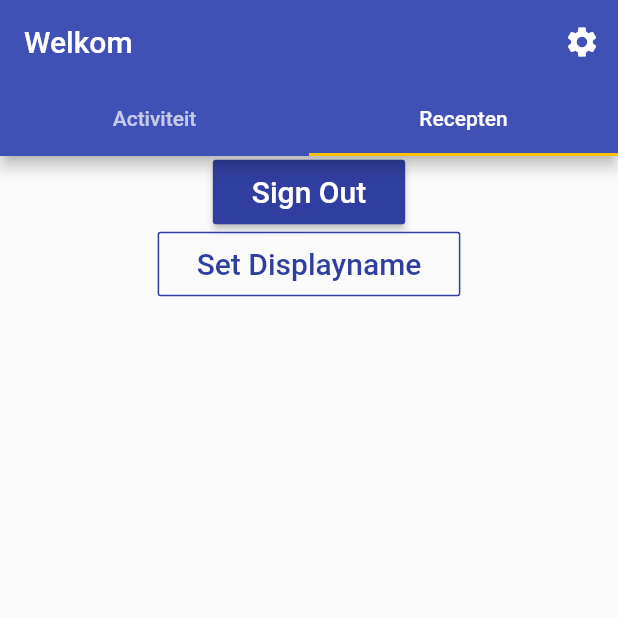
After one commit to BelgianNoise/Flutter-Firebase-Authentication-Demo, a Flutter app: the screen it shows once a user with an empty profile is signed in, tab 2 chosen, on a phone screen of 412 x 824 dp, the top half of it. The commit adds this screen. Run offline on Flutter 3.47's test engine with Material 2 defaults, Android fonts, the phone set to English and light mode, and no system bars; our stand-ins replace email_validator, firebase_auth, font_awesome_flutter; accounts and stored records are empty.

Commit message:
basic pages

```diff
--- a/lib/common/services/auth-service.dart
+++ b/lib/common/services/auth-service.dart
@@ -0,0 +1,36 @@
+import 'package:firebase_auth/firebase_auth.dart';
+
+class AuthService {
+
+  final FirebaseAuth _auth = FirebaseAuth.instance;
+  FirebaseUser _user;
+
+  Stream<FirebaseUser> get user {
+    return _auth.onAuthStateChanged;
+  }
+
+  Future<bool> signInWithEmailAndPassword(String email, String password) async {
+    try{
+      print('Logging in with email: ' + email + ' and password: ' + password);
+      AuthResult res = await _auth.signInWithEmailAndPassword(email: email, password: password);
+      this._user = res.user;
+      print('Succesfully logged in: ' + res.user.toString());
+      return true;
+    } catch (error) {
+      print('Error occured while logging in with email and password:' + error.toString());
+      return null;
+    }
+  }
+
+  Future<bool> signOut() async {
+    try {
+      print('Signing out...');
+      await _auth.signOut();
+      print('Signed out, redirecting to login screen...');
+      return true;
+    } catch (error) {
+      print('An error occured while signing out: ' + error.toString() );
+      return null;
+    }
+  }
+}
--- a/lib/common/validators/login-password.dart
+++ b/lib/common/validators/login-password.dart
@@ -1,3 +1,3 @@
 String loginPassword(String value) {
-  return value.isEmpty ? 'Gelieve een wachtwoord in te geven!' : null;
+  return value.trim().isEmpty ? 'Gelieve een wachtwoord in te geven!' : null;
 }
--- a/lib/common/validators/login-username.dart
+++ /dev/null
@@ -1,3 +0,0 @@
-String loginUsername(String value) {
-  return value.isEmpty ? 'Gelieve een gebruikersnaam in te geven!' : null;
-}
--- a/lib/common/widgets/text-form-field.dart
+++ b/lib/common/widgets/text-form-field.dart
@@ -13,6 +13,8 @@ class AJTextFormField extends StatelessWidget {
     this.paddingRight = 0,
     this.prefixIcon,
     this.textInputType = TextInputType.text,
+    this.controller,
+    this.obscureText = false,
   });
 
   final Function validator;
@@ -24,6 +26,8 @@ class AJTextFormField extends StatelessWidget {
   final double paddingRight;
   final IconData prefixIcon;
   final TextInputType textInputType;
+  final controller;
+  final obscureText;
 
   final OutlineInputBorder errorOutlineBorder = const OutlineInputBorder(
             borderSide: BorderSide(color: Colors.redAccent)
@@ -36,6 +40,8 @@ class AJTextFormField extends StatelessWidget {
         paddingLeft, paddingTop, paddingRight, paddingBotttom
       ),
       child: TextFormField(
+        obscureText: this.obscureText,
+        controller: this.controller,
         maxLines: this.maxLines,
         validator: (val) => this.validator(val),
         cursorColor: Theme.of(context).primaryColorDark,
--- /dev/null
+++ b/lib/features/activity/pages/activity-page.dart
@@ -0,0 +1,8 @@
+import 'package:flutter/material.dart';
+
+class ARActivityPage extends StatelessWidget {
+  @override
+  Widget build(BuildContext context) {
+    return Text( 'Activiteit' );
+  }
+}
--- /dev/null
+++ b/lib/features/home/pages/home-page.dart
@@ -0,0 +1,53 @@
+import 'package:firebase_auth/firebase_auth.dart';
+import 'package:flutter/material.dart';
+import 'package:no/features/activity/pages/activity-page.dart';
+import 'package:no/features/recipes/pages/recipes-page.dart';
+import 'package:provider/provider.dart';
+
+class AJTab{
+  const AJTab({ this.child, this.page });
+
+  final Widget child;
+  final Widget page;
+}
+
+class RAHomePage extends StatefulWidget {
+
+  @override
+  _RAHomePageState createState() => _RAHomePageState();
+}
+
+class _RAHomePageState extends State<RAHomePage> {
+  final List<AJTab> tabs = [
+    AJTab( child: Text('Activiteit'), page: ARActivityPage() ),
+    AJTab( child: Text('Recepten'), page: RARecipesPage() ),
+  ];
+
+  @override
+  Widget build(BuildContext context) {
+    return DefaultTabController(
+      length: this.tabs.length,
+      child: Scaffold(
+        appBar: AppBar(
+          title: Text( 'Welkom ' + Provider.of<FirebaseUser>(context).displayName ) ,
+          actions: <Widget>[
+            IconButton(
+              icon: Icon( Icons.settings ),
+              onPressed: () => Navigator.pushNamed(context, '/settings'),
+            ),
+          ],
+          bottom: TabBar(
+            tabs: this.tabs.map( (AJTab t) {
+              return Tab( child: t.child, );
+            } ).toList(),
+          ),
+        ),
+        body: TabBarView(
+          children: this.tabs.map( (AJTab t) {
+            return t.page;
+          } ).toList(),
+        ),
+      ),
+    );
+  }
+}
--- /dev/null
+++ b/lib/features/recipes/pages/recipes-page.dart
@@ -0,0 +1,36 @@
+import 'package:firebase_auth/firebase_auth.dart';
+import 'package:flutter/material.dart';
+import 'package:no/common/services/auth-service.dart';
+import 'package:no/common/widgets/primary-button.dart';
+import 'package:no/common/widgets/secondary-button.dart';
+
+class RARecipesPage extends StatelessWidget {
+  @override
+  Widget build(BuildContext context) {
+    return Column(
+      children: <Widget>[
+        AJPrimaryButton(
+          text: 'Sign Out',
+          onPressed: () async {
+            var s = AuthService();
+            var res = await s.signOut();
+            if (res != null) {
+              Navigator.of(context).popUntil((route) => route.isFirst);
+              Navigator.pushReplacementNamed(context, "/");
+            }
+          },
+        ),
+        AJSecondaryButton(
+          text: 'Set Displayname',
+          onPressed: () async {
+            var u = await FirebaseAuth.instance.currentUser();
+            UserUpdateInfo info = new UserUpdateInfo();
+            info.displayName = 'Arthur Joppart';
+            await u.updateProfile(info);
+            print('Updated profile');
+          },
+        ),
+      ],
+    );
+  }
+}
--- a/pubspec.yaml
+++ b/pubspec.yaml
@@ -10,6 +10,9 @@ dependencies:
     sdk: flutter
   cupertino_icons: ^0.1.2
   font_awesome_flutter: ^8.8.1
+  firebase_auth: ^0.16.0
+  email_validator: ^1.0.0
+  provider: ^4.0.5+1
 
 dev_dependencies:
   flutter_test:
```
Also changed, not shown: lib/common/services/snackbar-service.dart (added, +21 -0 lines), lib/common/theme/app-theme.dart (+7 -3 lines), lib/common/validators/login-email.dart (added, +12 -0 lines), lib/features/login/pages/login-page.dart (+17 -4 lines), lib/features/login/widgets/sign-in-up-button-bar.dart (+35 -3 lines), lib/features/settings/pages/settings-page.dart (added, +8 -0 lines), lib/main.dart (+17 -7 lines), pubspec.lock, 3 other files.
